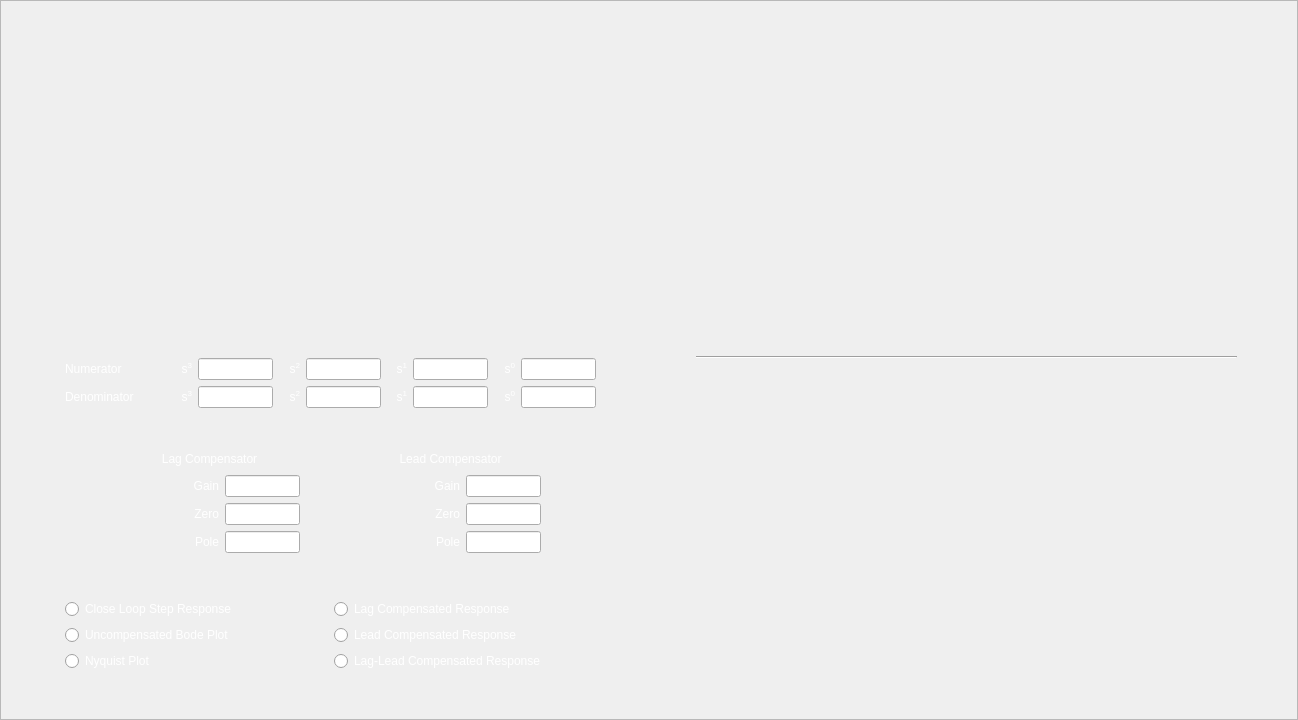
The window that pages/Modul5/UI5/Modul5New.ui (KevinHutagaol/control-center-2026) describes before a commit, drawn with Qt 5.
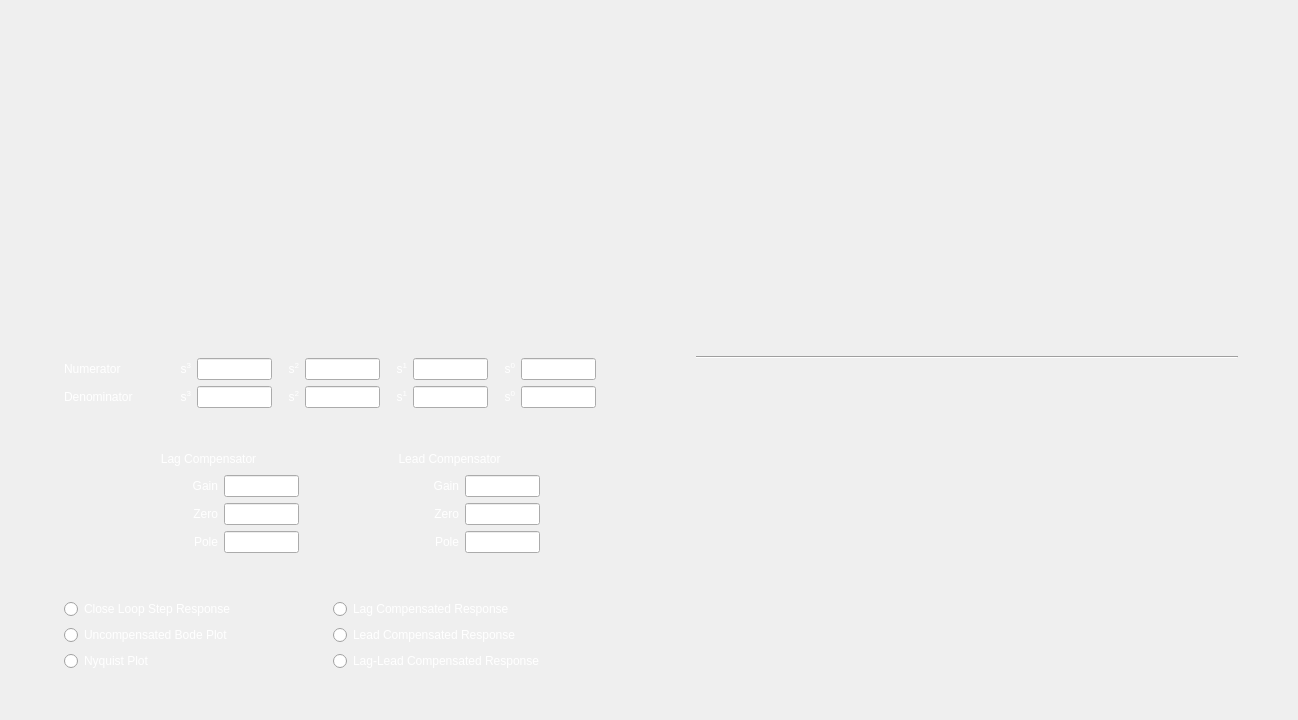
The same window after the commit. Icons and pictures are not drawn. Custom widgets are drawn as their Qt base class.

Commit message: Cleaned up old ui: Removed unused ui files (Admin.ui), removed nilai page from main window,  changed frames in ui files to no frame, fixed main window image button hover effect

```diff
--- a/pages/Modul5/UI5/Modul5New.ui
+++ b/pages/Modul5/UI5/Modul5New.ui
@@ -62,7 +62,7 @@
 </string>
       </property>
       <property name="frameShape">
-       <enum>QFrame::StyledPanel</enum>
+       <enum>QFrame::NoFrame</enum>
       </property>
       <property name="frameShadow">
        <enum>QFrame::Raised</enum>
```
The commit also changes 68 other files.
